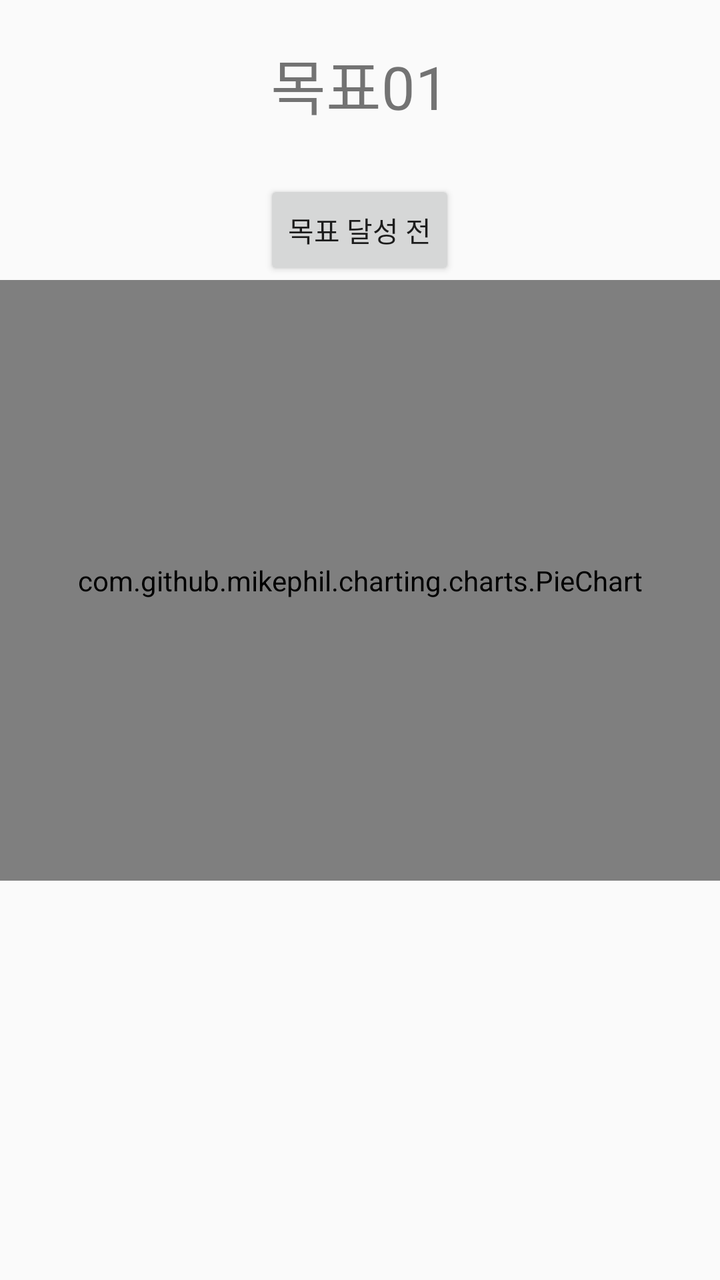
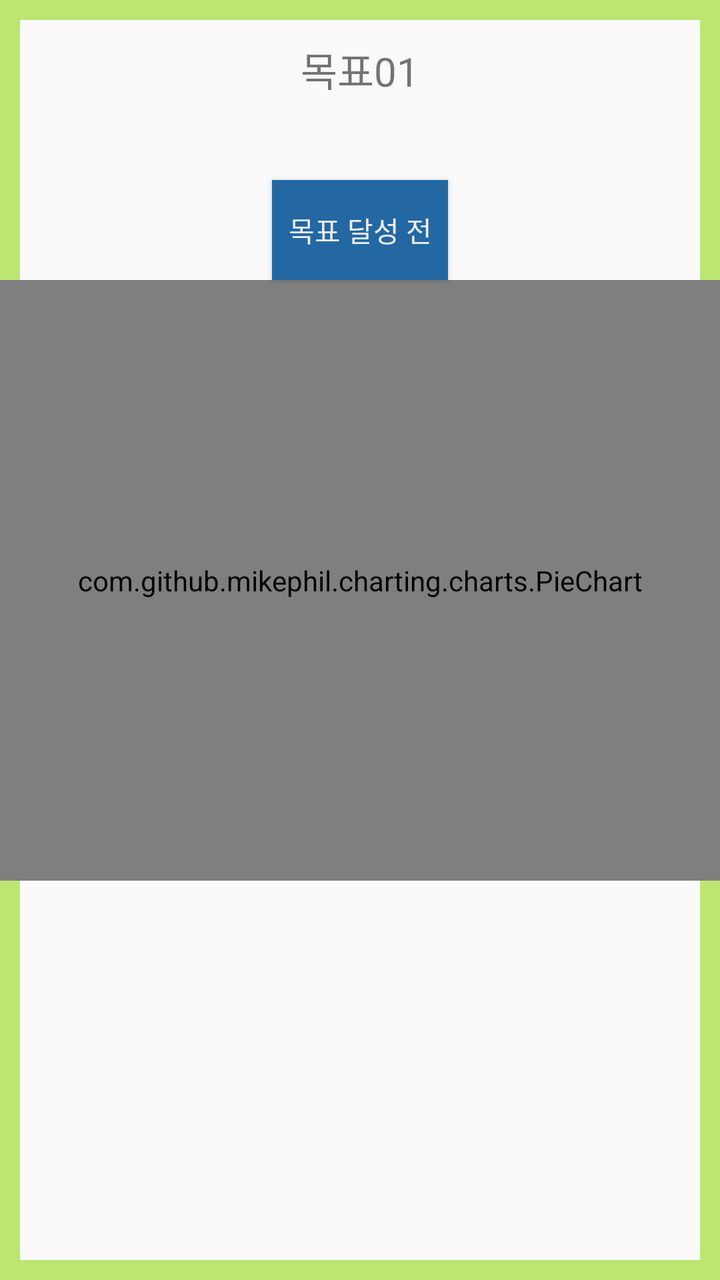

Compare the two renders of this Android layout. The source of the first and the diff that turns it into the second are given below.
<!-- AndroidManifest.xml: application theme Theme.AppCompat.Light.DarkActionBar -->
<!-- res/layout/activity_in_goal.xml -->
<?xml version="1.0" encoding="utf-8"?>
<LinearLayout xmlns:android="http://schemas.android.com/apk/res/android"
    xmlns:app="http://schemas.android.com/apk/res-auto"
    xmlns:tools="http://schemas.android.com/tools"
    android:layout_width="match_parent"
    android:layout_height="match_parent"
    tools:context=".InGoal"
    android:orientation="vertical"
    android:weightSum="6">

    <TextView
        android:layout_marginTop="20dp"
        android:layout_width="wrap_content"
        android:layout_gravity="center"
        android:layout_height="0dp"
        android:layout_weight="0.7"
        android:text="목표01"
        android:textSize="30dp"
        android:id="@+id/GoalTitle"/>
    <Button
        android:layout_width="wrap_content"
        android:layout_gravity="center"
        android:layout_height="0dp"
        android:layout_weight="0.5"
        android:text="목표 달성 전"
        android:id="@+id/goalfinish"/>

    <com.github.mikephil.charting.charts.PieChart
        android:layout_width="match_parent"
        android:layout_height="0dp"
        android:layout_weight="3"
        android:id="@+id/piechart"/>

    <TextView
        android:layout_width="wrap_content"
        android:layout_height="wrap_content"
        android:id="@+id/pchardata"/>



</LinearLayout>
<!-- resources referenced by this layout -->
<resources>

</resources>

<!-- the commit's change to res/layout/activity_in_goal.xml (unified diff, before → after) -->
@@ -6,6 +6,7 @@
     android:layout_height="match_parent"
     tools:context=".InGoal"
     android:orientation="vertical"
+    android:background="@drawable/lay_edge"
     android:weightSum="6">
 
     <TextView
@@ -15,14 +16,16 @@
         android:layout_height="0dp"
         android:layout_weight="0.7"
         android:text="목표01"
-        android:textSize="30dp"
+        android:textSize="20dp"
         android:id="@+id/GoalTitle"/>
     <Button
+        android:background="#2368a3"
         android:layout_width="wrap_content"
         android:layout_gravity="center"
         android:layout_height="0dp"
         android:layout_weight="0.5"
         android:text="목표 달성 전"
+        android:textColor="#ececec"
         android:id="@+id/goalfinish"/>
 
     <com.github.mikephil.charting.charts.PieChart
<!-- resource entries referenced after the edit -->
@@ -1,5 +1,15 @@
 <!-- resources referenced by this layout -->
 <resources>
-
+  <!-- drawable lay_edge (drawable) -->
+  <?xml version="1.0" encoding="utf-8"?>
+  <layer-list xmlns:android="http://schemas.android.com/apk/res/android">
+      <item>
+          <shape android:shape="rectangle">
+              <stroke android:width = "10dp" android:color ="#BCE672"/>
+              <solid android:color="#00ff0000"/>
+          </shape>
+      </item>
+  
+  </layer-list>
 </resources>
 
